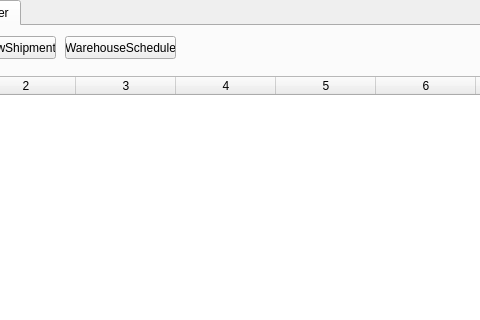
GdRaymond/TISProduction, file TISDesk/TIS_mainwindow.ui: the form before one commit; both pictures show x 137 to 617 and y 0 to 320 of the 1364 by 695 pixel window.
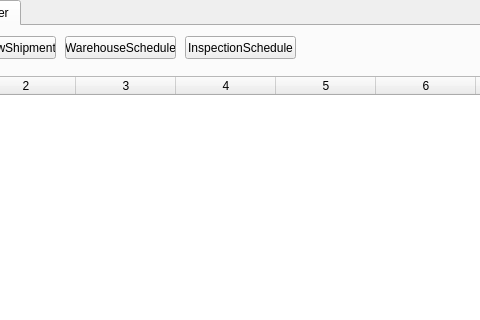
The form after the commit. Icons and pictures are not drawn.

Commit message: Add warehouse shipment schedule

The edit to the form file:
```diff
--- a/TISDesk/TIS_mainwindow.ui
+++ b/TISDesk/TIS_mainwindow.ui
@@ -222,6 +222,19 @@
        <string>WarehouseSchedule</string>
       </property>
      </widget>
+     <widget class="QPushButton" name="btnInspecSchedule">
+      <property name="geometry">
+       <rect>
+        <x>310</x>
+        <y>10</y>
+        <width>111</width>
+        <height>23</height>
+       </rect>
+      </property>
+      <property name="text">
+       <string>InspectionSchedule</string>
+      </property>
+     </widget>
     </widget>
    </widget>
   </widget>
```
The commit also changes 7 other files.
